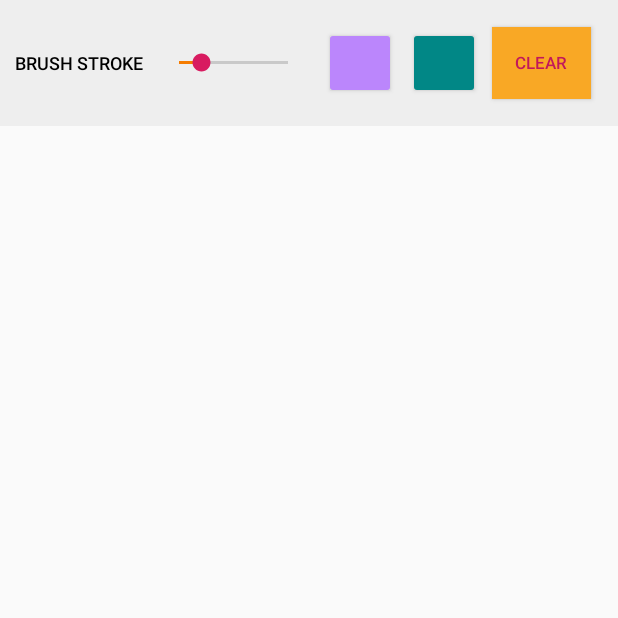
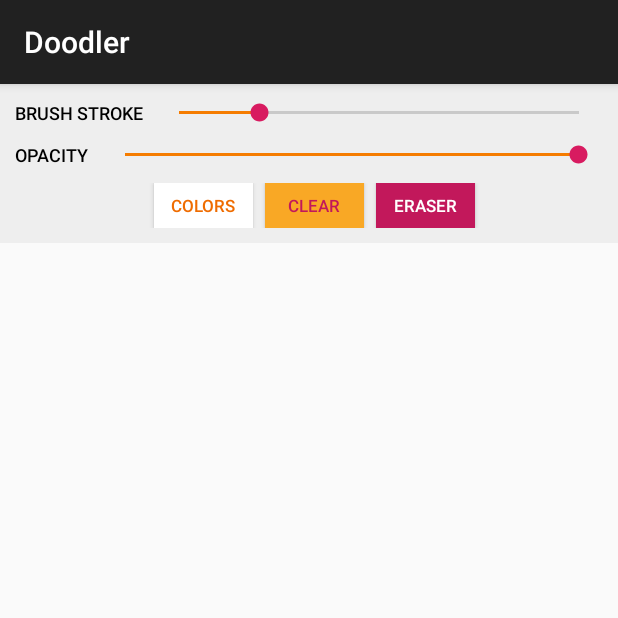
Before and after one commit to mithrasankar/Doodler, an Android app built with Jetpack Compose: the screen it shows after launch (MainActivity), on a phone screen of 412 x 824 dp, the top half of it. Run offline under Robolectric (Android 15) with nearby library versions, the phone set to English and light mode, and no system bars.

Commit message:
all features working

```diff
--- a/app/build.gradle.kts
+++ b/app/build.gradle.kts
@@ -50,6 +50,7 @@ dependencies {
     implementation(libs.androidx.ui.tooling.preview)
     implementation(libs.androidx.material3)
     implementation(libs.androidx.constraintlayout)
+    implementation(libs.androidx.appcompat)
     testImplementation(libs.junit)
     androidTestImplementation(libs.androidx.junit)
     androidTestImplementation(libs.androidx.espresso.core)
--- a/app/src/main/java/com/example/doodler/DoodleView.kt
+++ b/app/src/main/java/com/example/doodler/DoodleView.kt
@@ -1,70 +1,75 @@
 package com.example.doodler
 
 import android.content.Context
-import android.graphics.Canvas
-import android.graphics.Paint
-import android.graphics.Path
+import android.graphics.*
 import android.util.AttributeSet
 import android.view.MotionEvent
 import android.view.View
+class DoodleView(context: Context, attrs: AttributeSet) : View(context, attrs) {
+    private val paint = Paint()
+    private val path = Path()
+    private lateinit var bitmap: Bitmap
+    private lateinit var canvas: Canvas
 
-class DoodleView(context: Context, attrs: AttributeSet) : View(context, attrs) {
+    init {
+        paint.color = Color.BLACK
+        paint.style = Paint.Style.STROKE
+        paint.strokeWidth = 5f
+        paint.isAntiAlias = true
+    }
 
-    // paths
-    private val paths = mutableListOf<Pair<Path, Paint>>()
-
-    // current
-    private var currentPaint = Paint().apply {
-        color = resources.getColor(R.color.purple_200)
-        strokeWidth = 10f
-        isAntiAlias = true
-        strokeJoin = Paint.Join.ROUND
-        strokeCap = Paint.Cap.ROUND
-        style = Paint.Style.STROKE
+    override fun onSizeChanged(w: Int, h: Int, oldw: Int, oldh: Int) {
+        super.onSizeChanged(w, h, oldw, oldh)
+        bitmap = Bitmap.createBitmap(w, h, Bitmap.Config.ARGB_8888)
+        canvas = Canvas(bitmap)
     }
-    private var currentPath = Path()
-
     override fun onDraw(canvas: Canvas) {
         super.onDraw(canvas)
+        //  all paths
+        // current path
+        canvas.drawBitmap(bitmap, 0f, 0f, null)
+        canvas.drawPath(path, paint)
+    }
 
-        //  all paths
-        for ((path, paint) in paths) {
-            canvas.drawPath(path, paint)
-        }
-        // current path
-        canvas.drawPath(currentPath, currentPaint)
+    fun getColor(): Int {
+        return paint.color
     }
 
     override fun onTouchEvent(event: MotionEvent): Boolean {
-        val x = event.x
-        val y = event.y
-
         when (event.action) {
             MotionEvent.ACTION_DOWN -> {
-                // new path for current stroke
-                currentPath = Path().apply { moveTo(x, y) }
+                path.moveTo(event.x, event.y)
+                return true
             }
             MotionEvent.ACTION_MOVE -> {
-                currentPath.lineTo(x, y)
+                path.lineTo(event.x, event.y)
             }
             MotionEvent.ACTION_UP -> {
-                // add the completed path with its color
-                paths.add(Pair(currentPath, Paint(currentPaint)))
+                canvas.drawPath(path, paint)
+                path.reset()
             }
         }
         invalidate()
         return true
     }
+
     fun setBrushSize(size: Float) {
-        currentPaint.strokeWidth = size
+        paint.strokeWidth = size
     }
+
     // brush color
     fun setColor(color: Int) {
-        currentPaint.color = color
+        paint.color = color
     }
+
     fun clearCanvas() {
-        paths.clear()
-        currentPath.reset()
+        path.reset()
+        canvas.drawColor(Color.WHITE)
         invalidate()
     }
+
+    fun setOpacity(opacity: Int) {
+        paint.alpha = opacity
+    }
+
 }
--- a/app/src/main/java/com/example/doodler/MainActivity.kt
+++ b/app/src/main/java/com/example/doodler/MainActivity.kt
@@ -1,45 +1,82 @@
 package com.example.doodler
 
+import android.graphics.Color
 import android.os.Bundle
 import android.widget.Button
 import android.widget.SeekBar
-import androidx.activity.ComponentActivity
+import androidx.appcompat.app.AppCompatActivity
+import androidx.appcompat.app.AlertDialog
 
-class MainActivity : ComponentActivity() {
+
+class MainActivity : AppCompatActivity() {
+    private lateinit var doodleView: DoodleView
+    private lateinit var brushSizeSeekBar: SeekBar
+    private lateinit var colorPickerButton: Button
+    private lateinit var opacitySeekBar: SeekBar
+    private lateinit var clearButton: Button
+    private lateinit var eraserButton: Button
+    private var isEraserActive = false
+    private var lastColor = Color.BLACK
+    private var eraserSize = 50f
+
     override fun onCreate(savedInstanceState: Bundle?) {
         super.onCreate(savedInstanceState)
         setContentView(R.layout.activity_main)
+        doodleView = findViewById(R.id.doodleView)
+        brushSizeSeekBar = findViewById(R.id.brush_stroke)
+        colorPickerButton = findViewById(R.id.color_picker)
+        opacitySeekBar = findViewById(R.id.opacity)
+        clearButton = findViewById(R.id.clear)
+        eraserButton = findViewById(R.id.eraser_button)
 
-        val doodleView = findViewById<DoodleView>(R.id.doodleView)
-        val clearButton = findViewById<Button>(R.id.clear)
-        val brushSizeSeekBar = findViewById<SeekBar>(R.id.brush_stroke)
-        val color1Button = findViewById<Button>(R.id.color1)
-        val color2Button = findViewById<Button>(R.id.color2)
+        // seekbar listeners
+        brushSizeSeekBar.setOnSeekBarChangeListener(object : SeekBar.OnSeekBarChangeListener {
+            override fun onProgressChanged(seekBar: SeekBar?, progress: Int, from: Boolean) {
+                doodleView.setBrushSize(progress.toFloat())
+            }
 
-        // default brush
-        doodleView.setBrushSize(brushSizeSeekBar.progress.toFloat())
-
-        // brush size listener
-        brushSizeSeekBar.setOnSeekBarChangeListener(object : SeekBar.OnSeekBarChangeListener {
-            override fun onProgressChanged(seekBar: SeekBar?, progress: Int, fromUser: Boolean) {
-                val scaledSize = (10 + progress / 2f)
-                doodleView.setBrushSize(scaledSize)
-            }
             override fun onStartTrackingTouch(seekBar: SeekBar?) {}
             override fun onStopTrackingTouch(seekBar: SeekBar?) {}
         })
 
+        opacitySeekBar.setOnSeekBarChangeListener(object : SeekBar.OnSeekBarChangeListener {
+            override fun onProgressChanged(seekBar: SeekBar?, progress: Int, from: Boolean) {
+                doodleView.setOpacity(progress)
+            }
+
+            override fun onStartTrackingTouch(seekBar: SeekBar?) {}
+            override fun onStopTrackingTouch(seekBar: SeekBar?) {}
+        })
         // buttons listeners
-        color1Button.setOnClickListener {
-            doodleView.setColor(resources.getColor(R.color.purple_200))
+        colorPickerButton.setOnClickListener {
+            showColorPickerDialog()
         }
-
-        color2Button.setOnClickListener {
-            doodleView.setColor(resources.getColor(R.color.teal_700))
-        }
-
         clearButton.setOnClickListener {
             doodleView.clearCanvas()
         }
+        eraserButton.setOnClickListener {
+            isEraserActive = !isEraserActive
+            if (isEraserActive) {
+                eraserButton.text = "ERASING"
+                lastColor = doodleView.getColor()
+                doodleView.setBrushSize(eraserSize)
+                doodleView.setColor(Color.WHITE)
+            } else {
+                eraserButton.text = "ERASER"
+                doodleView.setBrushSize(brushSizeSeekBar.progress.toFloat())
+                doodleView.setColor(lastColor)
+            }
+        }
+    }
+    private fun showColorPickerDialog() {
+        val colors = arrayOf(Color.RED, Color.GREEN, Color.BLUE, Color.YELLOW, Color.BLACK, Color.CYAN, Color.MAGENTA)
+        val colorNames = arrayOf("Red", "Green", "Blue", "Yellow", "Black", "Cyan", "Magenta")
+
+        AlertDialog.Builder(this)
+            .setTitle("Pick a Color!")
+            .setItems(colorNames) { dialog, which ->
+                doodleView.setColor(colors[which])
+            }
+            .show()
     }
 }
--- a/app/src/main/res/layout/activity_main.xml
+++ b/app/src/main/res/layout/activity_main.xml
@@ -11,11 +11,16 @@
         android:layout_height="wrap_content"
         android:background="#EEEEEE"
         android:gravity="center"
-        android:orientation="horizontal"
+        android:orientation="vertical"
         android:padding="10dp">
 
+        <LinearLayout
+            android:layout_width="match_parent"
+            android:layout_height="wrap_content"
+            android:gravity="center"
+            android:orientation="horizontal">
+
             <TextView
-            android:textStyle="bold"
                 android:layout_width="wrap_content"
                 android:layout_height="wrap_content"
                 android:layout_marginEnd="8dp"
@@ -24,8 +29,8 @@
                 android:textAppearance="@android:style/TextAppearance.Material.Medium"
                 android:textColor="#000000"
                 android:textSize="12sp"
+                android:textStyle="bold"
                 android:visibility="visible" />
-
 
             <SeekBar
                 android:id="@+id/brush_stroke"
@@ -38,28 +43,68 @@
                 android:progressTint="#F57C00"
                 android:splitTrack="true"
                 android:thumbTint="#D81B60" />
+        </LinearLayout>
+
+        <LinearLayout
+            android:layout_width="match_parent"
+            android:layout_height="wrap_content"
+            android:layout_marginTop="10dp"
+            android:gravity="center"
+            android:orientation="horizontal">
+
+            <TextView
+                android:layout_width="wrap_content"
+                android:layout_height="wrap_content"
+                android:layout_marginEnd="8dp"
+                android:fontFamily="sans-serif-light"
+                android:text="OPACITY"
+                android:textAppearance="@android:style/TextAppearance.Material.Medium"
+                android:textColor="#000000"
+                android:textSize="12sp"
+                android:textStyle="bold"
+                android:visibility="visible" />
+
+            <SeekBar
+                android:id="@+id/opacity"
+                android:layout_width="0dp"
+                android:layout_height="wrap_content"
+                android:layout_weight="10"
+                android:backgroundTint="#BDBDBD"
+                android:max="100"
+                android:progress="100"
+                android:progressTint="#F57C00"
+                android:splitTrack="true"
+                android:thumbTint="#D81B60" />
+        </LinearLayout>
+
+        <LinearLayout
+            android:layout_width="match_parent"
+            android:layout_height="wrap_content"
+            android:layout_marginTop="10dp"
+            android:gravity="center"
+            android:orientation="horizontal">
 
             <Button
-            android:id="@+id/color1"
-            android:layout_width="48dp"
-            android:layout_height="48dp"
+                android:id="@+id/color_picker"
+                style="@style/Widget.AppCompat.Light.Spinner.DropDown.ActionBar"
+                android:layout_width="66dp"
+                android:layout_height="30dp"
                 android:layout_marginStart="8dp"
-            android:backgroundTint="@color/purple_200" />
-
-        <Button
-            android:id="@+id/color2"
-            android:layout_width="48dp"
-            android:layout_height="48dp"
-            android:layout_marginStart="8dp"
-            android:backgroundTint="@color/teal_700" />
+                android:background="#FFFFFF"
+                android:fontFamily="sans-serif-light"
+                android:text="COLORS"
+                android:textColor="#EF6C00"
+                android:textAppearance="@style/TextAppearance.AppCompat.Medium"
+                android:textAlignment="center"
+                android:textSize="11sp"
+                android:textStyle="bold" />
 
             <Button
                 android:id="@+id/clear"
                 style="@android:style/Widget.DeviceDefault.Light.Button.Toggle"
-            android:textStyle="bold"
                 android:layout_width="66dp"
-            android:layout_height="48dp"
-            android:layout_margin="8dp"
+                android:layout_height="30dp"
+                android:layout_marginStart="8dp"
                 android:background="#EF6C00"
                 android:backgroundTint="#F9A825"
                 android:backgroundTintMode="src_over"
@@ -67,7 +112,24 @@
                 android:text="CLEAR"
                 android:textAppearance="@style/TextAppearance.AppCompat.Medium"
                 android:textColor="#C2185B"
-            android:textSize="11sp" />
+                android:textSize="11sp"
+                android:textStyle="bold" />
+
+            <Button
+                android:id="@+id/eraser_button"
+                style="@android:style/Widget.DeviceDefault.Light.Button.Toggle"
+                android:layout_width="66dp"
+                android:layout_height="match_parent"
+                android:layout_marginStart="8dp"
+                android:background="#C2185B"
+                android:fontFamily="sans-serif-light"
+                android:text="ERASER"
+                android:textAppearance="@style/TextAppearance.AppCompat.Medium"
+                android:textColor="#FFFFFF"
+                android:textSize="11sp"
+                android:textStyle="bold" />
+
+        </LinearLayout>
     </LinearLayout>
 
     <com.example.doodler.DoodleView
--- a/app/src/main/res/values/themes.xml
+++ b/app/src/main/res/values/themes.xml
@@ -1,5 +1,5 @@
 <?xml version="1.0" encoding="utf-8"?>
 <resources>
-
-    <style name="Theme.Doodler" parent="android:Theme.Material.Light.NoActionBar" />
+    <style name="Theme.Doodler" parent="Theme.AppCompat.Light.DarkActionBar">
+    </style>
 </resources>
--- a/gradle/libs.versions.toml
+++ b/gradle/libs.versions.toml
@@ -9,6 +9,7 @@ lifecycleRuntimeKtx = "2.8.7"
 activityCompose = "1.9.3"
 composeBom = "2024.04.01"
 constraintlayout = "2.2.0"
+appcompat = "1.7.0"
 
 [libraries]
 androidx-core-ktx = { group = "androidx.core", name = "core-ktx", version.ref = "coreKtx" }
@@ -26,6 +27,7 @@ androidx-ui-test-manifest = { group = "androidx.compose.ui", name = "ui-test-man
 androidx-ui-test-junit4 = { group = "androidx.compose.ui", name = "ui-test-junit4" }
 androidx-material3 = { group = "androidx.compose.material3", name = "material3" }
 androidx-constraintlayout = { group = "androidx.constraintlayout", name = "constraintlayout", version.ref = "constraintlayout" }
+androidx-appcompat = { group = "androidx.appcompat", name = "appcompat", version.ref = "appcompat" }
 
 [plugins]
 android-application = { id = "com.android.application", version.ref = "agp" }
```
Lines whose indentation alone changed are shown as unchanged.
